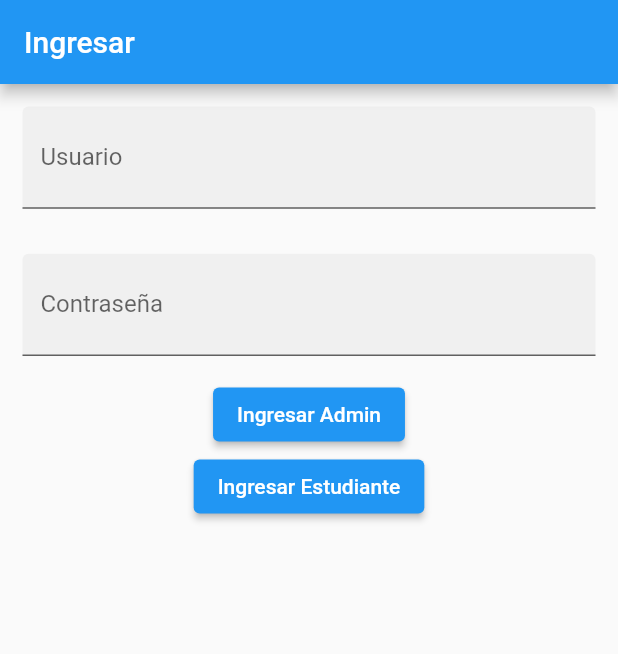
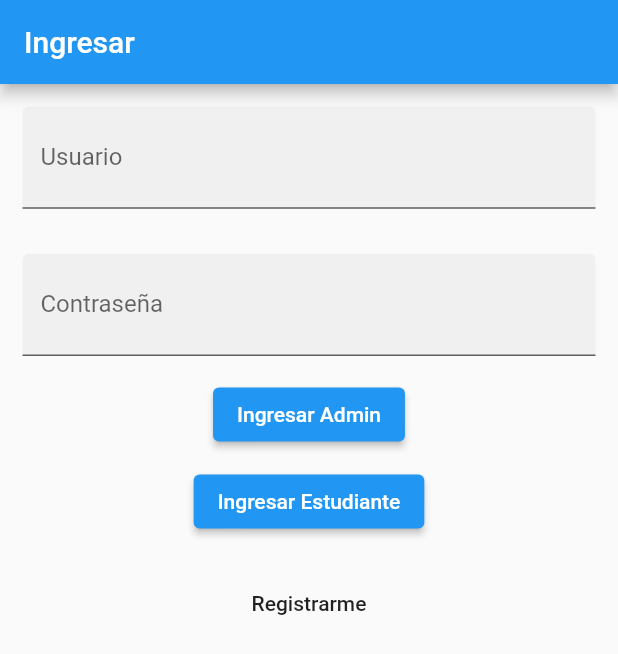
Before and after one commit to JesusDHernandezR/proyectbiblioteca, a Flutter app: the screen it shows after launch, on a phone screen of 412 x 824 dp. Shown: the top 654 px of the screen. Run offline on Flutter 3.47's test engine with Material 2 defaults, Android fonts, the phone set to English and light mode, and no system bars.

Commit message:
3cero commit

```diff
--- a/lib/domain/modelos/usuario.dart
+++ b/lib/domain/modelos/usuario.dart
@@ -2,6 +2,12 @@ class Usuario {
   var nombre;
   var apellido;
   var tipoDeUsuario;
+  var correo;
   var contrasena;
-  Usuario({this.nombre, this.apellido, this.tipoDeUsuario, this.contrasena});
+  Usuario(
+      {this.nombre,
+      this.apellido,
+      this.tipoDeUsuario,
+      this.correo,
+      this.contrasena});
 }
--- a/lib/ui/contenido/login.dart
+++ b/lib/ui/contenido/login.dart
@@ -1,6 +1,7 @@
 import 'package:flutter/material.dart';
 import 'package:proyectbiblioteca/ui/contenido/panelinicio.dart';
 import 'package:proyectbiblioteca/ui/contenido/panelinicioestudiante.dart';
+import 'package:proyectbiblioteca/ui/contenido/registrarUsuario.dart';
 import 'package:proyectbiblioteca/ui/contenido/widget.dart';
 
 class Login extends StatefulWidget {
@@ -32,6 +33,9 @@ class _LoginState extends State<Login> {
                         builder: (context) => const PanelInicio()));
               },
               child: const Text('Ingresar Admin')),
+          const SizedBox(
+            height: 10,
+          ),
           ElevatedButton(
               onPressed: () {
                 Navigator.push(
@@ -40,6 +44,17 @@ class _LoginState extends State<Login> {
                         builder: (context) => const PanelInicioEstudiante()));
               },
               child: const Text('Ingresar Estudiante')),
+          const SizedBox(
+            height: 20,
+          ),
+          FlatButton(
+              onPressed: () {
+                Navigator.push(
+                    context,
+                    MaterialPageRoute(
+                        builder: (context) => const RegistrarUsuario()));
+              },
+              child: const Text('Registrarme')),
         ],
       ),
     );
```
Also changed, not shown: lib/ui/contenido/registrarusuario.dart (added, +82 -0 lines).
